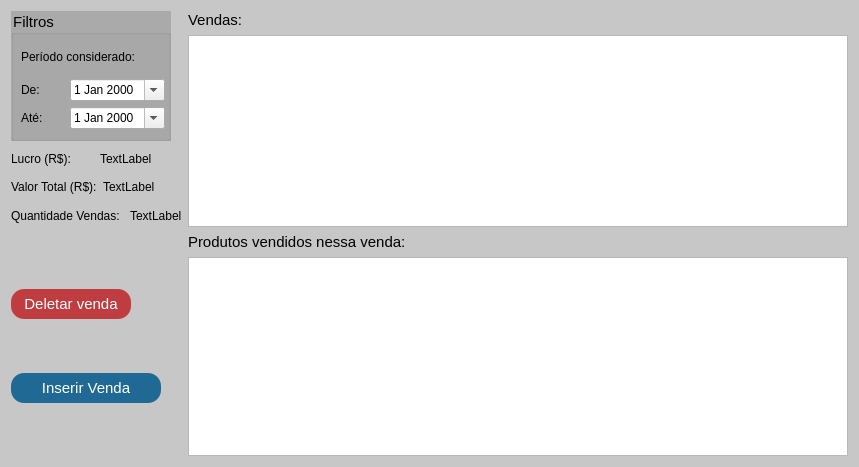
First picture: the form in vendas.ui, repository GabR36/QEstoqueLoja, before the edit.
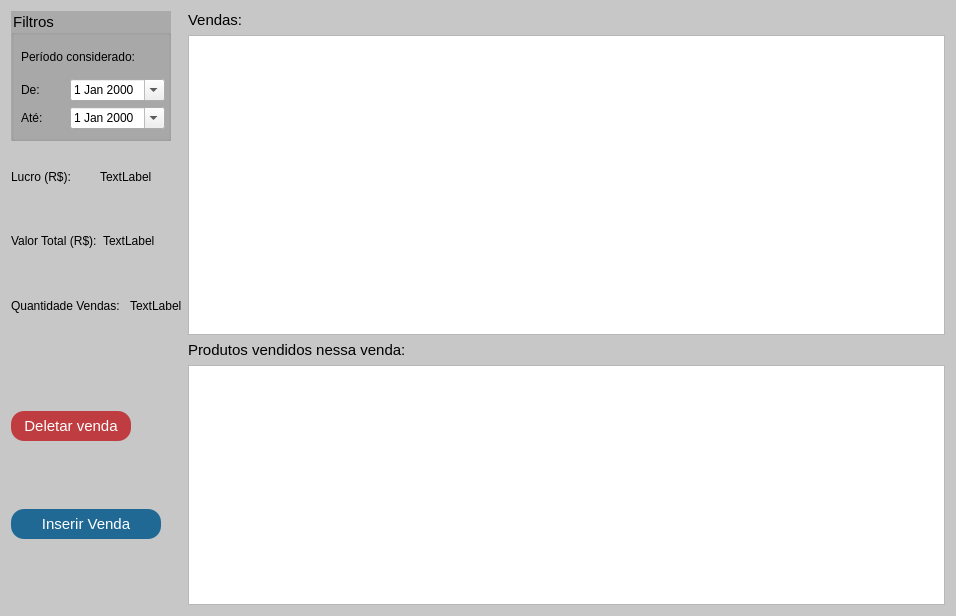
Second picture: the form after the edit. Icons and pictures are not drawn.

What changed in the file:
```diff
--- a/vendas.ui
+++ b/vendas.ui
@@ -6,8 +6,8 @@
    <rect>
     <x>0</x>
     <y>0</y>
-    <width>859</width>
-    <height>467</height>
+    <width>956</width>
+    <height>616</height>
    </rect>
   </property>
   <property name="sizePolicy">
@@ -162,6 +162,12 @@
      </item>
      <item>
       <widget class="QTableView" name="Tview_Vendas2">
+       <property name="minimumSize">
+        <size>
+         <width>0</width>
+         <height>300</height>
+        </size>
+       </property>
        <property name="selectionMode">
         <enum>QAbstractItemView::SingleSelection</enum>
        </property>
```
